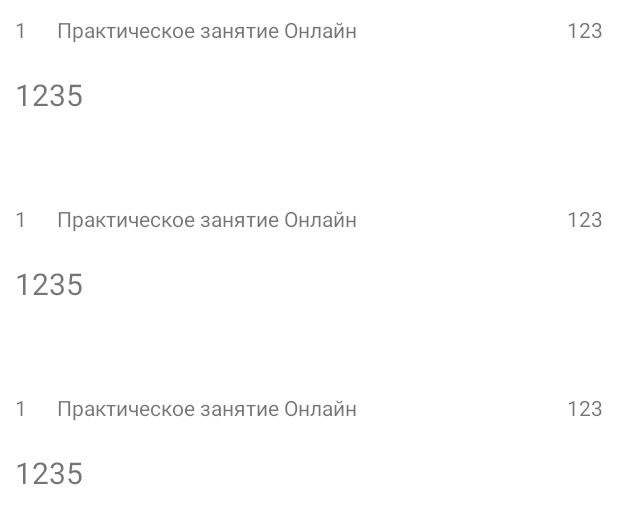
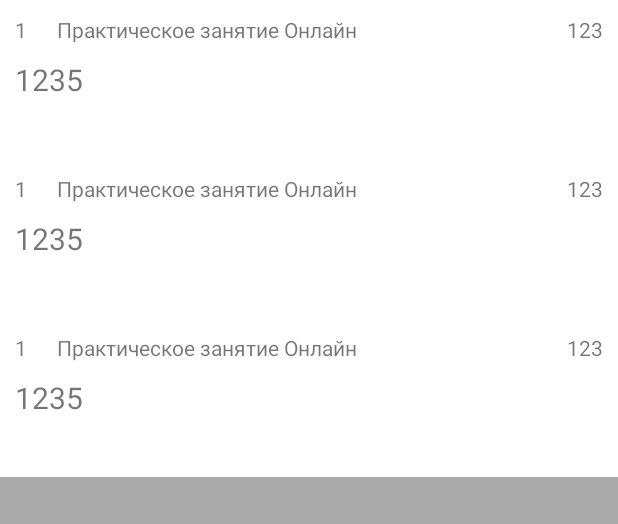
Before and after one commit to VyachAndreev/HSE, an Android app: the layout fragment_lessons.xml on its own in the app's theme, with its tools: preview values and no code run, on a phone screen of 412 x 824 dp. Shown: the top 524 px of the screen. Run offline under Robolectric (Android 15) with nearby library versions, the phone set to English and light mode, and no system bars.

Commit message:
swipeLayout and itemDecoration

```diff
--- a/core/src/main/java/com/andreev/core/utils/DateUtils.kt
+++ b/core/src/main/java/com/andreev/core/utils/DateUtils.kt
@@ -4,7 +4,7 @@ import java.text.SimpleDateFormat
 import java.util.*
 
 object DateUtils {
-    val sdf = SimpleDateFormat("H:m", Locale.getDefault())
+    val sdf = SimpleDateFormat("HH:mm", Locale.getDefault())
 
     fun formatSimpleDate(date: Date?): String? =
         if (date != null) sdf.format(date) else null
--- a/flow_lessons/build.gradle
+++ b/flow_lessons/build.gradle
@@ -44,6 +44,8 @@ dependencies {
     implementation 'com.squareup.retrofit2:retrofit:2.9.0'
     // LIVEDATA
     implementation "android.arch.lifecycle:extensions:1.1.1"
+    //REFRESHING
+    implementation 'androidx.swiperefreshlayout:swiperefreshlayout:1.1.0'
 
     implementation 'androidx.core:core-ktx:1.6.0'
     implementation 'androidx.appcompat:appcompat:1.3.1'
--- a/flow_lessons/src/main/res/layout/fragment_lessons.xml
+++ b/flow_lessons/src/main/res/layout/fragment_lessons.xml
@@ -7,13 +7,18 @@
         android:layout_height="match_parent"
         android:orientation="vertical">
 
-        <androidx.recyclerview.widget.RecyclerView
-            android:id="@+id/recycler"
+        <androidx.swiperefreshlayout.widget.SwipeRefreshLayout
+            android:id="@+id/swipeLayout"
             android:layout_width="match_parent"
-            android:layout_height="match_parent"
-            tools:listitem="@layout/item_lesson"
-            tools:itemCount="3"
-            />
+            android:layout_height="wrap_content">
 
+            <androidx.recyclerview.widget.RecyclerView
+                android:id="@+id/recycler"
+                android:layout_width="match_parent"
+                android:layout_height="wrap_content"
+                android:background="@android:color/darker_gray"
+                tools:itemCount="3"
+                tools:listitem="@layout/item_lesson" />
+        </androidx.swiperefreshlayout.widget.SwipeRefreshLayout>
     </LinearLayout>
 </layout>
--- a/flow_lessons/src/main/res/layout/item_lesson.xml
+++ b/flow_lessons/src/main/res/layout/item_lesson.xml
@@ -2,7 +2,8 @@
 <RelativeLayout xmlns:android="http://schemas.android.com/apk/res/android"
     xmlns:tools="http://schemas.android.com/tools"
     android:layout_width="match_parent"
-    android:layout_height="wrap_content">
+    android:layout_height="wrap_content"
+    android:background="@android:color/white">
 
     <TextView
         android:id="@+id/number_tv"
@@ -37,10 +38,7 @@
         android:layout_height="wrap_content"
         android:layout_below="@id/type_tv"
         android:layout_centerHorizontal="true"
-        android:layout_marginStart="10dp"
-        android:layout_marginTop="10dp"
-        android:layout_marginEnd="10dp"
-        android:layout_marginBottom="10dp"
+        android:layout_marginHorizontal="10dp"
         android:gravity="start"
         android:textSize="20sp"
         tools:text="1235" />
```
Also changed, not shown: flow_lessons/src/main/java/com/andreev/lessons_flow/ui/_adapters/LessonAdapter.kt (+17 -1 lines), flow_lessons/src/main/java/com/andreev/lessons_flow/ui/lessons/LessonsFragment.kt (+11 -4 lines).
